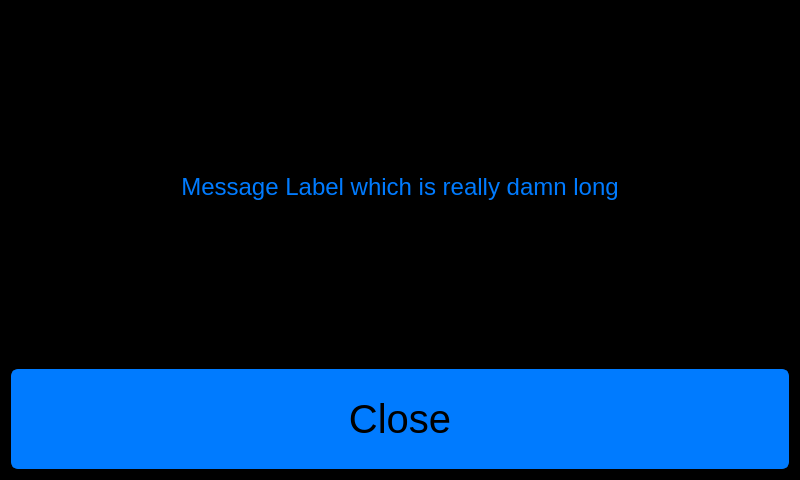
Old version of the form src/ui_elements/customdialog.ui in the repository AndreWohnsland/CocktailBerry.
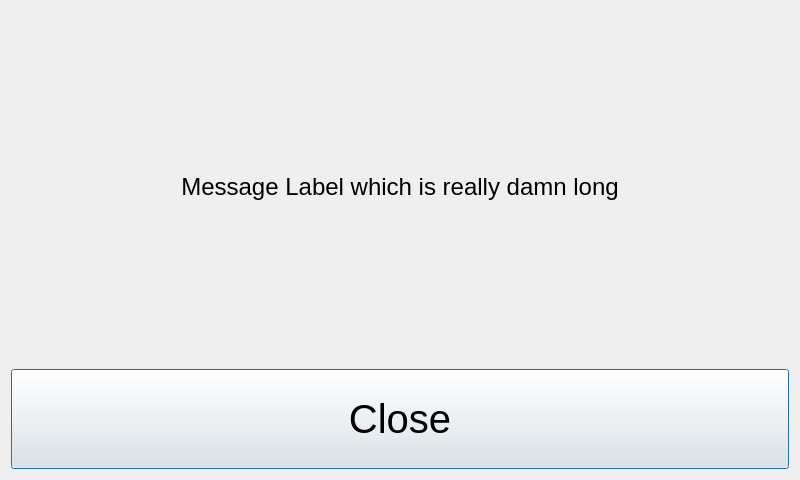
New version of the form.

```diff
--- a/src/ui_elements/customdialog.ui
+++ b/src/ui_elements/customdialog.ui
@@ -14,59 +14,7 @@
    <string>Information</string>
   </property>
   <property name="styleSheet">
-   <string notr="true">QWidget
-{
-	color: rgb(0, 123, 255);	
-	background-color: rgb(0, 0, 0);
-
-}
-
-/*
-QPushButton {
-	background-color: rgb(0, 0, 0);
-	color: (0, 123, 255);
-    border-width: 4px;
-	border-color: rgb(0, 123, 255);
-	border-style: solid;
-	border-radius: 7;
-	padding: 3px;
-	padding-left: 5px;
-	padding-right: 5px;
-}
-
-QPushButton:pressed
-{
-	color: rgb(239, 151, 0);	
-	border-color: rgb(239, 151, 0);
-}
-*/
-
-#LHeader {
-	color: rgb(239, 151, 0);
-}
-
-
-/* Inverted button style */
-QPushButton {
-	background-color: rgb(0, 123, 255);  
-	color: rgb(0, 0, 0);
-    border-width: 3px;
-	border-color: rgb(0, 123, 255);
-	border-style: solid;
-	border-radius: 7;
-	padding: 3px;
-	padding-left: 5px;
-	padding-right: 5px;
-}
-
-QPushButton:pressed {
-	background-color: rgb(239, 151, 0);	
-	border-color: rgb(239, 151, 0);	
-}
-
-#informationLabel {
-	padding: 5px 25px 5px 25px;
-}</string>
+   <string notr="true"/>
   </property>
   <layout class="QVBoxLayout" name="verticalLayout">
    <item>
```
Left out of the diff: 3 changed lines with no effect on the pictures.
